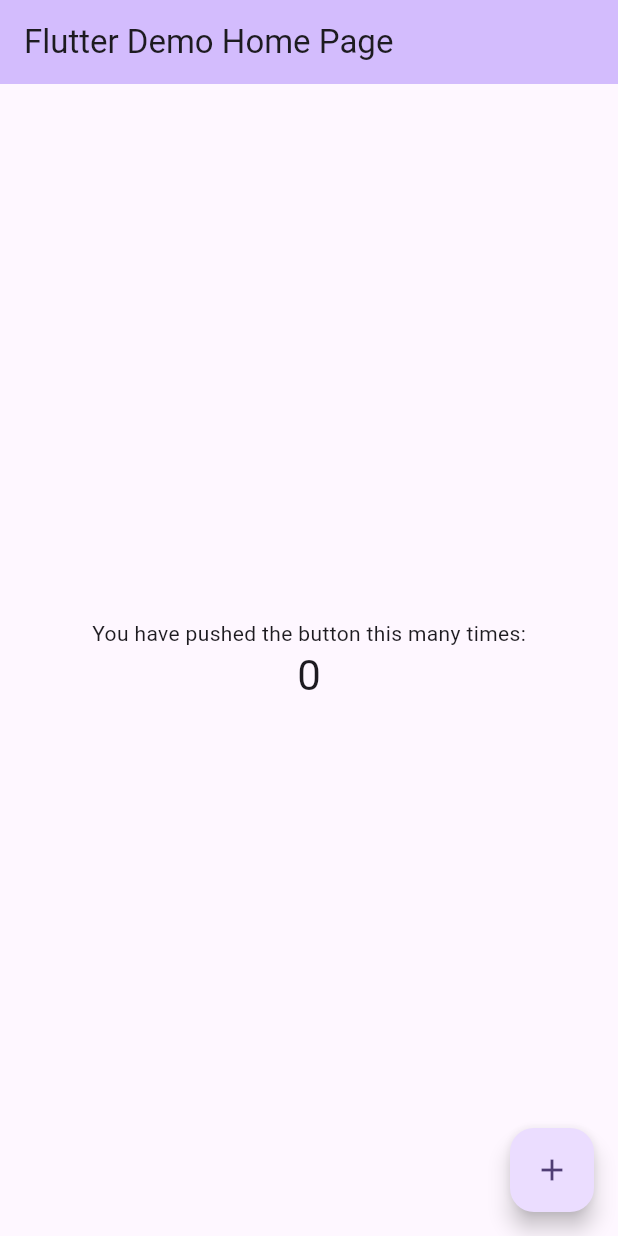
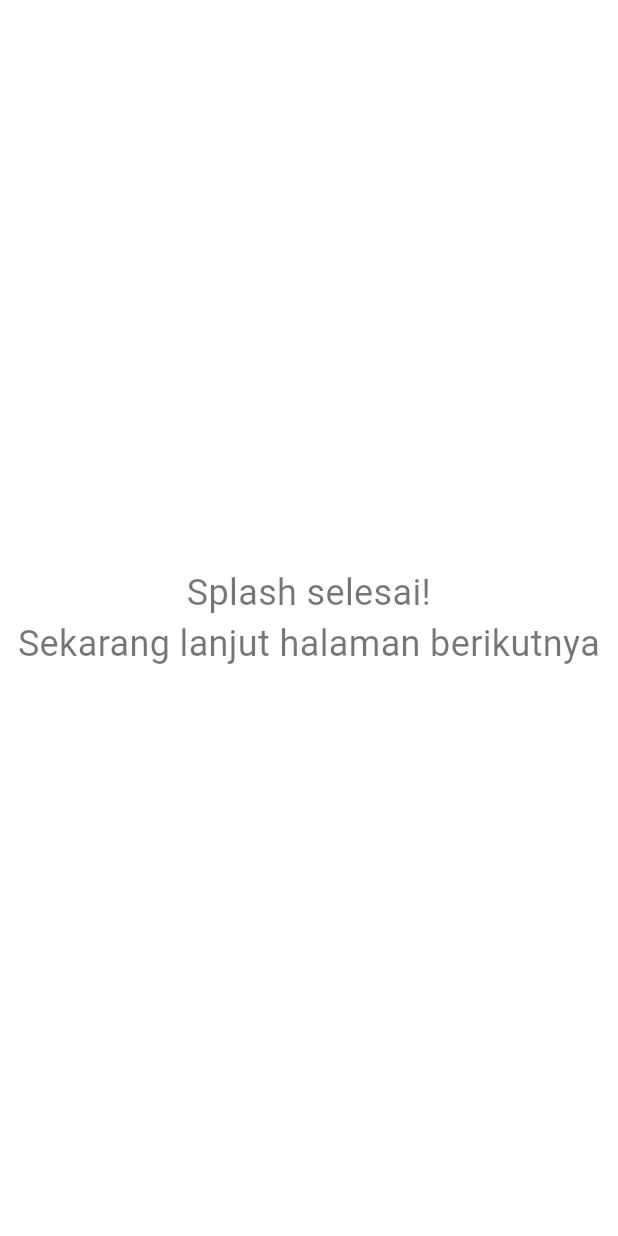
Before and after one commit to abdlbaqi/QUIZKU, a Flutter app: the screen it shows after launch, on a phone screen of 412 x 824 dp. Run offline on Flutter 3.47's test engine with Material 3 defaults, Android fonts, the light colour scheme and no system bars; Roboto replaces fonts that are missing (Poppins).

Commit message:
add spalashscreen

```diff
--- a/lib/main.dart
+++ b/lib/main.dart
@@ -1,4 +1,6 @@
+// lib/main.dart
 import 'package:flutter/material.dart';
+import 'package:quiz_uas/screens/splash_screen.dart';
 
 void main() {
   runApp(const MyApp());
@@ -7,119 +9,16 @@
 class MyApp extends StatelessWidget {
   const MyApp({super.key});
 
-  // This widget is the root of your application.
   @override
   Widget build(BuildContext context) {
     return MaterialApp(
-      title: 'Flutter Demo',
+      title: 'Quiz App',
+      debugShowCheckedModeBanner: false,
       theme: ThemeData(
-        // This is the theme of your application.
-        //
-        // TRY THIS: Try running your application with "flutter run". You'll see
-        // the application has a purple toolbar. Then, without quitting the app,
-        // try changing the seedColor in the colorScheme below to Colors.green
-        // and then invoke "hot reload" (save your changes or press the "hot
-        // reload" button in a Flutter-supported IDE, or press "r" if you used
-        // the command line to start the app).
-        //
-        // Notice that the counter didn't reset back to zero; the application
-        // state is not lost during the reload. To reset the state, use hot
-        // restart instead.
-        //
-        // This works for code too, not just values: Most code changes can be
-        // tested with just a hot reload.
-        colorScheme: ColorScheme.fromSeed(seedColor: Colors.deepPurple),
         useMaterial3: true,
+        fontFamily: 'Poppins', // optional, nanti bisa tambah font sendiri
       ),
-      home: const MyHomePage(title: 'Flutter Demo Home Page'),
+      home: const SplashScreen(),
     );
   }
 }
-
-class MyHomePage extends StatefulWidget {
-  const MyHomePage({super.key, required this.title});
-
-  // This widget is the home page of your application. It is stateful, meaning
-  // that it has a State object (defined below) that contains fields that affect
-  // how it looks.
-
-  // This class is the configuration for the state. It holds the values (in this
-  // case the title) provided by the parent (in this case the App widget) and
-  // used by the build method of the State. Fields in a Widget subclass are
-  // always marked "final".
-
-  final String title;
-
-  @override
-  State<MyHomePage> createState() => _MyHomePageState();
-}
-
-class _MyHomePageState extends State<MyHomePage> {
-  int _counter = 0;
-
-  void _incrementCounter() {
-    setState(() {
-      // This call to setState tells the Flutter framework that something has
-      // changed in this State, which causes it to rerun the build method below
-      // so that the display can reflect the updated values. If we changed
-      // _counter without calling setState(), then the build method would not be
-      // called again, and so nothing would appear to happen.
-      _counter++;
-    });
-  }
-
-  @override
-  Widget build(BuildContext context) {
-    // This method is rerun every time setState is called, for instance as done
-    // by the _incrementCounter method above.
-    //
-    // The Flutter framework has been optimized to make rerunning build methods
-    // fast, so that you can just rebuild anything that needs updating rather
-    // than having to individually change instances of widgets.
-    return Scaffold(
-      appBar: AppBar(
-        // TRY THIS: Try changing the color here to a specific color (to
-        // Colors.amber, perhaps?) and trigger a hot reload to see the AppBar
-        // change color while the other colors stay the same.
-        backgroundColor: Theme.of(context).colorScheme.inversePrimary,
-        // Here we take the value from the MyHomePage object that was created by
-        // the App.build method, and use it to set our appbar title.
-        title: Text(widget.title),
-      ),
-      body: Center(
-        // Center is a layout widget. It takes a single child and positions it
-        // in the middle of the parent.
-        child: Column(
-          // Column is also a layout widget. It takes a list of children and
-          // arranges them vertically. By default, it sizes itself to fit its
-          // children horizontally, and tries to be as tall as its parent.
-          //
-          // Column has various properties to control how it sizes itself and
-          // how it positions its children. Here we use mainAxisAlignment to
-          // center the children vertically; the main axis here is the vertical
-          // axis because Columns are vertical (the cross axis would be
-          // horizontal).
-          //
-          // TRY THIS: Invoke "debug painting" (choose the "Toggle Debug Paint"
-          // action in the IDE, or press "p" in the console), to see the
-          // wireframe for each widget.
-          mainAxisAlignment: MainAxisAlignment.center,
-          children: <Widget>[
-            const Text(
-              'You have pushed the button this many times:',
-            ),
-            Text(
-              '$_counter',
-              style: Theme.of(context).textTheme.headlineMedium,
-            ),
-          ],
-        ),
-      ),
-      floatingActionButton: FloatingActionButton(
-        onPressed: _incrementCounter,
-        tooltip: 'Increment',
-        child: const Icon(Icons.add),
-      ), // This trailing comma makes auto-formatting nicer for build methods.
-    );
-  }
-}
--- a/pubspec.yaml
+++ b/pubspec.yaml
@@ -46,6 +46,7 @@ dev_dependencies:
   # package. See that file for information about deactivating specific lint
   # rules and activating additional ones.
   flutter_lints: ^4.0.0
+  flutter_native_splash: ^2.4.1
 
 # For information on the generic Dart part of this file, see the
 # following page: https://dart.dev/tools/pub/pubspec
@@ -60,6 +61,7 @@ flutter:
 
   # To add assets to your application, add an assets section, like this:
   # assets:
+
   #   - images/a_dot_burr.jpeg
   #   - images/a_dot_ham.jpeg
 
```
Also changed, not shown: lib/screens/splash_screen.dart (added, +159 -0 lines), pubspec.lock.
